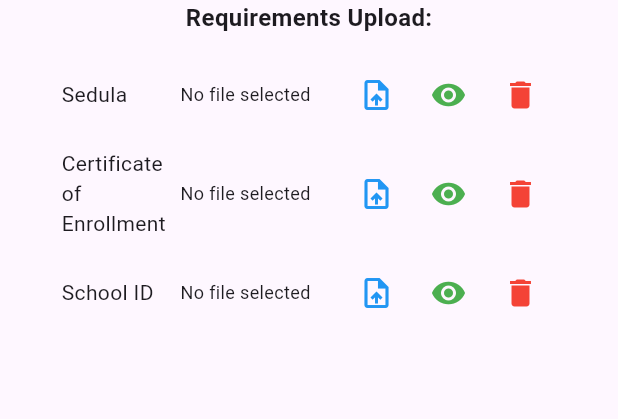
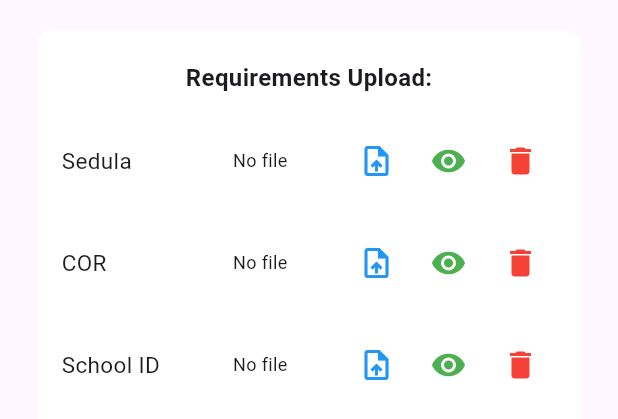
Before and after one commit to Andreicomia11-12/SK-INSIGHT-flutter, a Flutter app: the RequirementSection widget shown alone on an empty page, opened directly, on a phone screen of 412 x 824 dp. Shown: the top 419 px of the screen. Run offline on Flutter 3.47's test engine with Material 3 defaults, Android fonts, the phone set to English and light mode, and no system bars; missing offline and left inert: file_selector.

Commit message:
Week-2-Day-5

```diff
--- a/lib/pages/req.dart
+++ b/lib/pages/req.dart
@@ -11,7 +11,7 @@ class RequirementSection extends StatefulWidget {
 class _RequirementSectionState extends State<RequirementSection> {
   final List<String> documents = [
     'Sedula',
-    'Certificate of Enrollment',
+    'COR',
     'School ID',
   ];
 
@@ -34,7 +34,14 @@ class _RequirementSectionState extends State<RequirementSection> {
 
   @override
   Widget build(BuildContext context) {
-    return Column(
+    return Container(
+      margin: const EdgeInsets.symmetric(vertical: 20, horizontal: 25),
+      padding: const EdgeInsets.symmetric(vertical: 20),
+      decoration: BoxDecoration(
+        borderRadius: BorderRadius.circular(10),
+        color: Colors.white,
+      ),
+      child: Column(
         children: [
           const Text(
             'Requirements Upload:',
@@ -43,7 +50,7 @@ class _RequirementSectionState extends State<RequirementSection> {
           const SizedBox(height: 10),
           ...documents.map((doc) {
             return Padding(
-            padding: const EdgeInsets.symmetric(vertical: 6),
+              padding: const EdgeInsets.symmetric(vertical: 10, horizontal: 10),
               child: Center(
                 child: SizedBox(
                   width: 330,
@@ -51,14 +58,17 @@ class _RequirementSectionState extends State<RequirementSection> {
                     children: [
                       Expanded(
                         flex: 2,
-                      child: Text(doc),
+                        child: Text(doc, style: TextStyle(
+                          fontSize: 15,
+                        ),),
                       ),
                       const SizedBox(width: 8),
                       Expanded(
                         flex: 3,
                         child: Text(
-                        selectedFiles[doc]?.name ?? 'No file selected',
+                          selectedFiles[doc]?.name ?? 'No file',
                           style: const TextStyle(fontSize: 12),
+                          textAlign: TextAlign.center,
                           overflow: TextOverflow.ellipsis,
                         ),
                       ),
@@ -93,6 +103,7 @@ class _RequirementSectionState extends State<RequirementSection> {
             );
           }).toList(),
         ],
+      ),
     );
   }
 }
```
Lines whose indentation alone changed are shown as unchanged.
